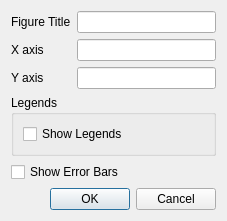
The window that plotting/plot_window/plot_options.ui (mantidproject/mslice) describes before a commit, drawn with Qt 5.
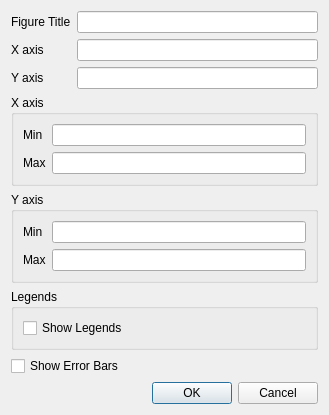
The same window after the commit.

Commit message: Added axis limit changing to plot options

Patch:
```diff
--- a/plotting/plot_window/plot_options.ui
+++ b/plotting/plot_window/plot_options.ui
@@ -6,14 +6,14 @@
    <rect>
     <x>0</x>
     <y>0</y>
-    <width>227</width>
-    <height>203</height>
+    <width>329</width>
+    <height>386</height>
    </rect>
   </property>
   <property name="windowTitle">
    <string>Plot Options</string>
   </property>
-  <layout class="QGridLayout" name="gridLayout">
+  <layout class="QGridLayout" name="gridLayout_3">
    <item row="0" column="0">
     <widget class="QLabel" name="label">
      <property name="text">
@@ -45,6 +45,64 @@
     <widget class="QLineEdit" name="lneYAxisLabel"/>
    </item>
    <item row="3" column="0" colspan="2">
+    <widget class="QGroupBox" name="groupBox_2">
+     <property name="title">
+      <string>X axis</string>
+     </property>
+     <layout class="QGridLayout" name="gridLayout">
+      <item row="0" column="0">
+       <widget class="QLabel" name="label_4">
+        <property name="text">
+         <string>Min</string>
+        </property>
+       </widget>
+      </item>
+      <item row="0" column="1">
+       <widget class="QLineEdit" name="lneXMin"/>
+      </item>
+      <item row="1" column="0">
+       <widget class="QLabel" name="label_5">
+        <property name="text">
+         <string>Max</string>
+        </property>
+       </widget>
+      </item>
+      <item row="1" column="1">
+       <widget class="QLineEdit" name="lneXMax"/>
+      </item>
+     </layout>
+    </widget>
+   </item>
+   <item row="4" column="0" colspan="2">
+    <widget class="QGroupBox" name="groupBox_3">
+     <property name="title">
+      <string>Y axis</string>
+     </property>
+     <layout class="QGridLayout" name="gridLayout_2">
+      <item row="0" column="0">
+       <widget class="QLabel" name="label_6">
+        <property name="text">
+         <string>Min</string>
+        </property>
+       </widget>
+      </item>
+      <item row="0" column="1">
+       <widget class="QLineEdit" name="lneYMin"/>
+      </item>
+      <item row="1" column="0">
+       <widget class="QLabel" name="label_7">
+        <property name="text">
+         <string>Max</string>
+        </property>
+       </widget>
+      </item>
+      <item row="1" column="1">
+       <widget class="QLineEdit" name="lneYMax"/>
+      </item>
+     </layout>
+    </widget>
+   </item>
+   <item row="5" column="0" colspan="2">
     <widget class="QGroupBox" name="groupBox">
      <property name="title">
       <string>Legends</string>
@@ -60,14 +118,14 @@
      </layout>
     </widget>
    </item>
-   <item row="4" column="0" colspan="2">
+   <item row="6" column="0" colspan="2">
     <widget class="QCheckBox" name="chkShowErrorBars">
      <property name="text">
       <string>Show Error Bars</string>
      </property>
     </widget>
    </item>
-   <item row="5" column="0" colspan="2">
+   <item row="7" column="0" colspan="2">
     <widget class="QDialogButtonBox" name="buttonBox">
      <property name="orientation">
       <enum>Qt::Horizontal</enum>
```
The commit also changes 2 other files.
